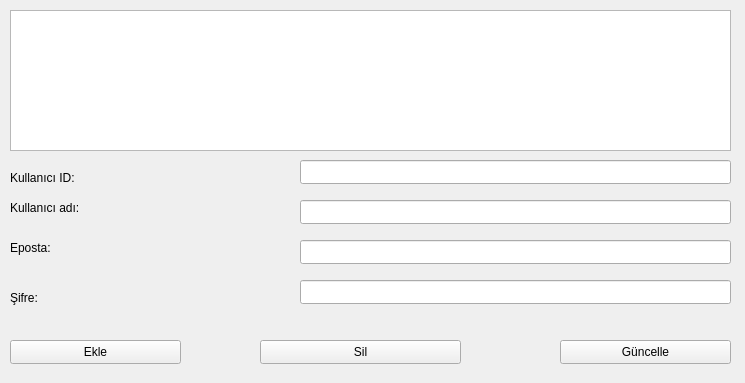
Qt form form.ui (mcanv/PyQT-Crud-App) before a commit.
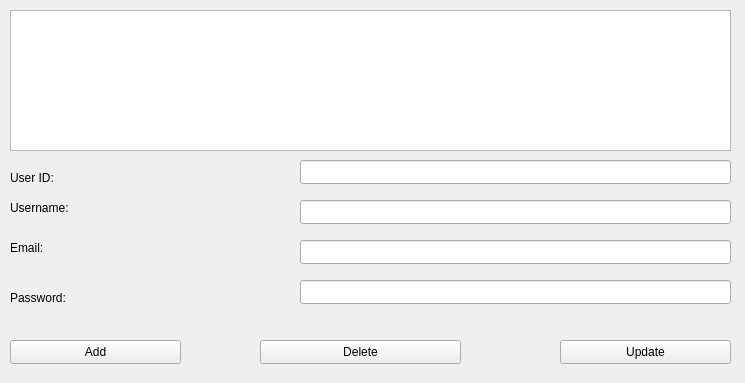
The same form after that commit.

Commit message: Form eleman ismleri değişti, dil ingilizce yapıldı

Patch:
```diff
--- a/form.ui
+++ b/form.ui
@@ -23,7 +23,7 @@
     </rect>
    </property>
    <property name="text">
-    <string>Kullanıcı adı:</string>
+    <string>Username:</string>
    </property>
   </widget>
   <widget class="QPushButton" name="ekle">
@@ -36,7 +36,7 @@
     </rect>
    </property>
    <property name="text">
-    <string>Ekle</string>
+    <string>Add</string>
    </property>
   </widget>
   <widget class="QLabel" name="label_2">
@@ -49,7 +49,7 @@
     </rect>
    </property>
    <property name="text">
-    <string>Eposta:</string>
+    <string>Email:</string>
    </property>
   </widget>
   <widget class="QLabel" name="label_3">
@@ -62,7 +62,7 @@
     </rect>
    </property>
    <property name="text">
-    <string>Şifre:</string>
+    <string>Password:</string>
    </property>
   </widget>
   <widget class="QPushButton" name="sil">
@@ -75,7 +75,7 @@
     </rect>
    </property>
    <property name="text">
-    <string>Sil</string>
+    <string>Delete</string>
    </property>
   </widget>
   <widget class="QPushButton" name="guncelle">
@@ -88,7 +88,7 @@
     </rect>
    </property>
    <property name="text">
-    <string>Güncelle</string>
+    <string>Update</string>
    </property>
   </widget>
   <widget class="QLineEdit" name="username">
@@ -157,7 +157,7 @@
     </rect>
    </property>
    <property name="text">
-    <string>Kullanıcı ID:</string>
+    <string>User ID:</string>
    </property>
   </widget>
  </widget>
```
Left out of the diff: 8 changed lines with no effect on the pictures. The commit also changes 1 other file.
